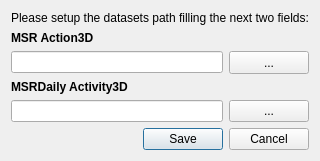
The window that KinectProject/DatasetBrowser/SettingsDialog.ui (d3ce1t/PrivacyProject) describes before a commit, drawn with Qt 5.
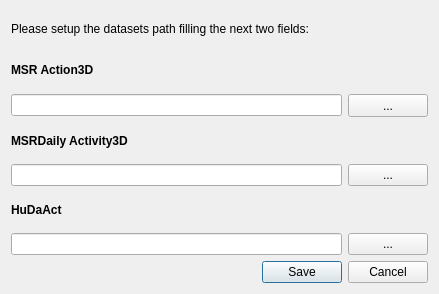
The same window after the commit.

Patch:
```diff
--- a/KinectProject/DatasetBrowser/SettingsDialog.ui
+++ b/KinectProject/DatasetBrowser/SettingsDialog.ui
@@ -10,7 +10,7 @@
     <x>0</x>
     <y>0</y>
     <width>439</width>
-    <height>277</height>
+    <height>294</height>
    </rect>
   </property>
   <property name="windowTitle">
@@ -20,9 +20,6 @@
    <bool>true</bool>
   </property>
   <layout class="QVBoxLayout" name="verticalLayout">
-   <property name="sizeConstraint">
-    <enum>QLayout::SetFixedSize</enum>
-   </property>
    <item>
     <widget class="QLabel" name="label_3">
      <property name="text">
@@ -100,6 +97,38 @@
      </item>
     </layout>
    </item>
+   <item>
+    <widget class="QLabel" name="label_4">
+     <property name="font">
+      <font>
+       <family>Arial</family>
+       <weight>75</weight>
+       <bold>true</bold>
+      </font>
+     </property>
+     <property name="text">
+      <string>HuDaAct</string>
+     </property>
+    </widget>
+   </item>
+   <item>
+    <layout class="QHBoxLayout" name="horizontalLayout_3">
+     <item>
+      <widget class="QLineEdit" name="lineEdit3">
+       <property name="readOnly">
+        <bool>true</bool>
+       </property>
+      </widget>
+     </item>
+     <item>
+      <widget class="QPushButton" name="pushButton3">
+       <property name="text">
+        <string>...</string>
+       </property>
+      </widget>
+     </item>
+    </layout>
+   </item>
    <item>
     <widget class="QDialogButtonBox" name="buttonBox">
      <property name="orientation">
```
